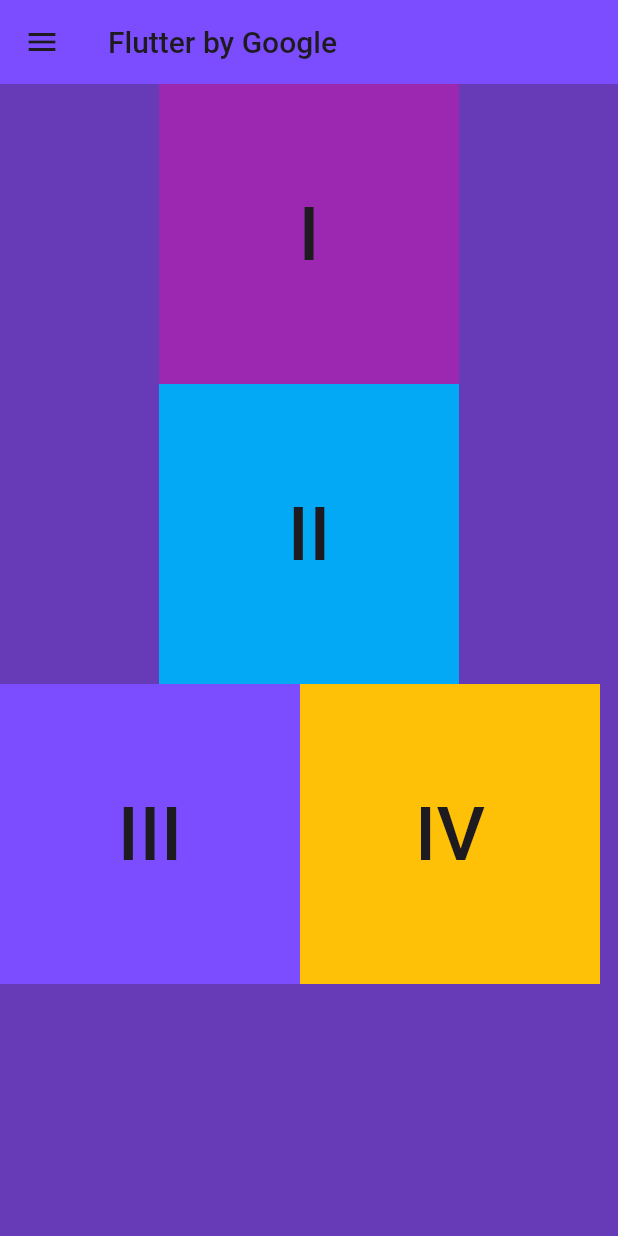
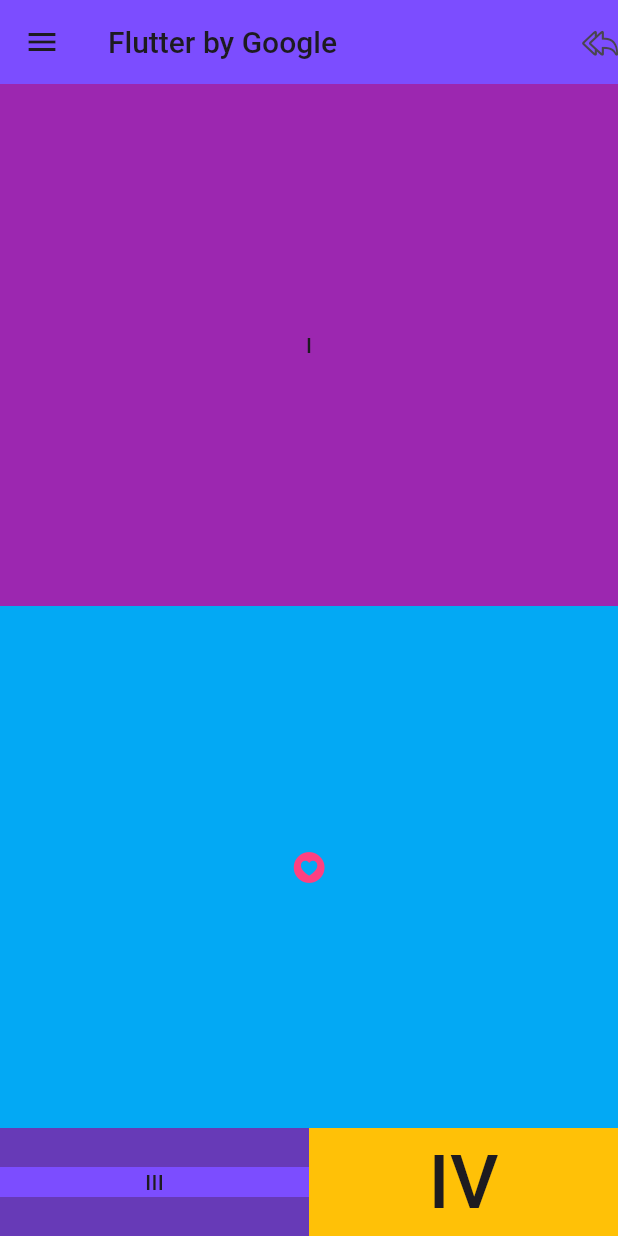
Before and after one commit to tarun1sisodia/Android-Studio-Flutter, a Flutter app: the Day1 screen opened directly, on a phone screen of 412 x 824 dp. Run offline on Flutter 3.47's test engine with Material 3 defaults, Android fonts, the phone set to English and light mode, and no system bars.

Commit message:
create a appbar custom design without writing to much big code.

```diff
--- a/checkup2/lib/Screens/profile.dart
+++ b/checkup2/lib/Screens/profile.dart
@@ -31,9 +31,10 @@ class _profileState extends State<profile> {
           ),
           const SizedBox(height: 10),
           const AppTicketTabs(
-            FirstTab: "Upcoming Tickets",
-            SecondTab: "Previous Tickets",
+            FirstTab: "Upcoming",
+            SecondTab: "Previous",
           ),
+          const LoginPg(),
         ],
       ),
     );
--- a/saferun/lib/basic_widget/container_center_icons.dart
+++ b/saferun/lib/basic_widget/container_center_icons.dart
@@ -14,47 +14,47 @@ class Day1 extends StatelessWidget {
           backgroundColor: Colors.deepPurpleAccent,
           elevation: 0,
           leading: const Icon(Icons.menu),
+          actions: const [Icon(CupertinoIcons.reply_all)],
           title: const Text("Flutter by Google",
               style: TextStyle(fontWeight: FontWeight.w500, fontSize: 20))),
       body: Column(
         children: [
-          Container(
-            height: 200,
-            width: 200,
+          //Expanded Is used to fill the reminder space.
+          Expanded(
+            child: Container(
               color: Colors.purple,
               child: const Center(
-                child: Text("I",
-                    style:
-                        TextStyle(fontWeight: FontWeight.w500, fontSize: 50))),
+                  child:
+                      Text("I", style: TextStyle(fontWeight: FontWeight.w500))),
             ),
-          Container(
-            height: 200,
-            width: 200,
+          ),
+          //Basic Container
+          Expanded(
+            child: Container(
               color: Colors.lightBlue,
               child: const Center(
-                child: Text("II",
-                    style:
-                        TextStyle(fontWeight: FontWeight.w500, fontSize: 50))),
+                  child: Icon(CupertinoIcons.heart_circle_fill,
+                      color: Colors.pinkAccent)),
+            ),
           ),
           Row(
             children: [
-              Container(
-                height: 200,
-                width: 200,
+              Expanded(
+                child: Container(
                   color: Colors.deepPurpleAccent,
                   child: const Center(
                       child: Text("III",
-                        style: TextStyle(
-                            fontWeight: FontWeight.w500, fontSize: 50))),
+                          style: TextStyle(fontWeight: FontWeight.w500))),
                 ),
-              Container(
-                height: 200,
-                width: 200,
+              ),
+              Expanded(
+                child: Container(
                   color: Colors.amber,
                   child: const Center(
                       child: Text("IV",
                           style: TextStyle(
                               fontWeight: FontWeight.w500, fontSize: 50))),
+                ),
               ),
             ],
           )
```
Also changed, not shown: saferun/lib/basic_widget/appbar_custom.dart (added, +27 -0 lines). Lines whose indentation alone changed are shown as unchanged.
